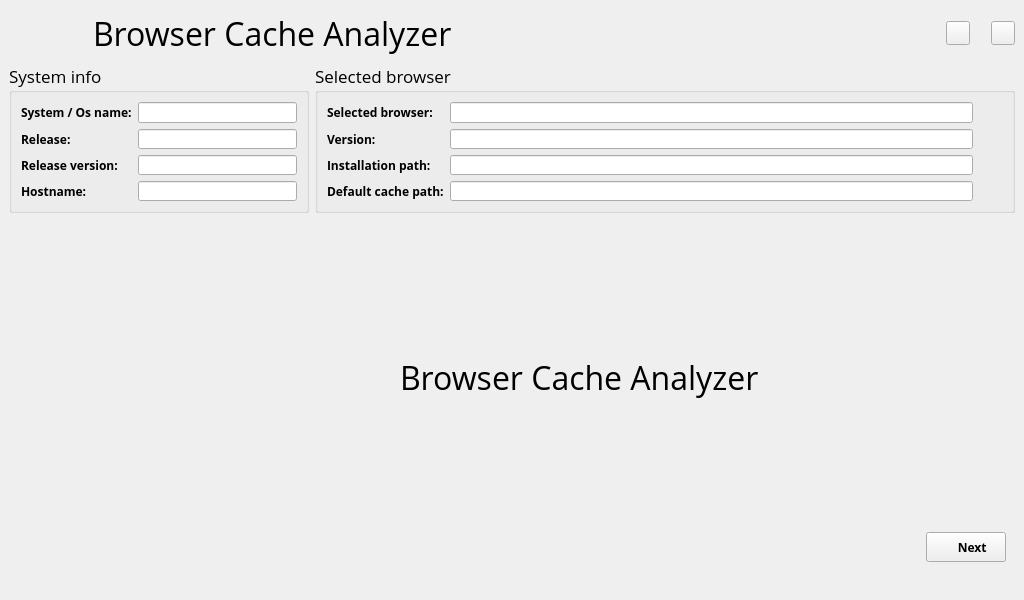
Before: the Qt Designer form gui/browser_cache_analyzer_gui.ui in gabrieledenardis/BrowserCacheAnalyzere_old, drawn with Qt 5.
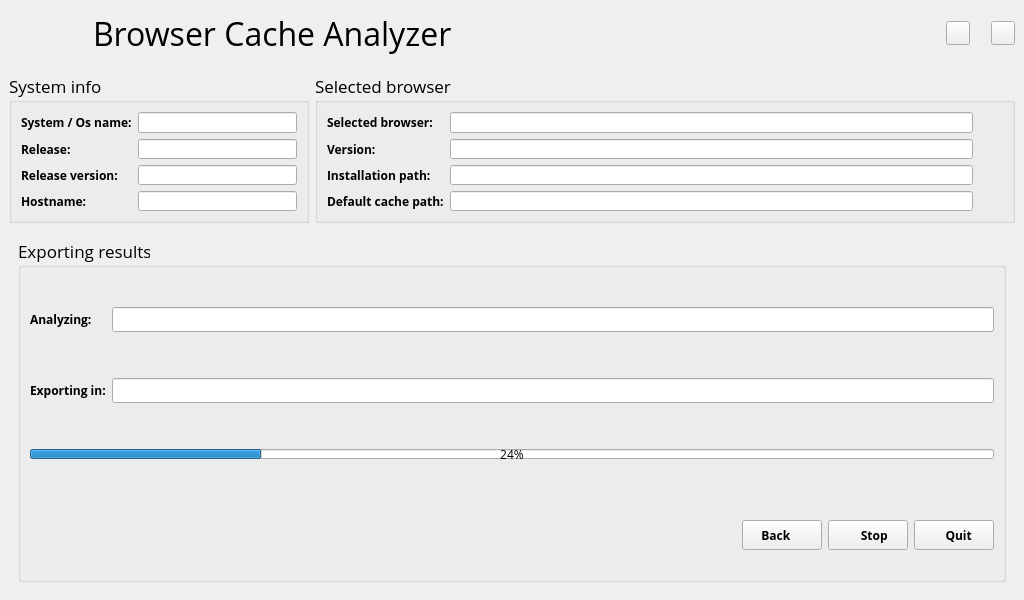
After: the same form once the commit is applied. Icons and pictures are not drawn.

The edit to the form file:
```diff
--- a/gui/browser_cache_analyzer_gui.ui
+++ b/gui/browser_cache_analyzer_gui.ui
@@ -33,7 +33,7 @@
   </property>
   <widget class="QWidget" name="centralwidget">
    <layout class="QGridLayout" name="gridLayout_2">
-    <item row="1" column="1">
+    <item row="2" column="1">
      <widget class="QGroupBox" name="groupBox_selected_browser_info">
       <property name="sizePolicy">
        <sizepolicy hsizetype="Fixed" vsizetype="Fixed">
@@ -230,7 +230,7 @@
       </layout>
      </widget>
     </item>
-    <item row="1" column="0">
+    <item row="2" column="0">
      <widget class="QGroupBox" name="groupBox_system_info">
       <property name="sizePolicy">
        <sizepolicy hsizetype="Fixed" vsizetype="Fixed">
@@ -555,10 +555,10 @@
       </item>
      </layout>
     </item>
-    <item row="2" column="0" colspan="2">
+    <item row="3" column="0" colspan="2">
      <widget class="QStackedWidget" name="stackedWidget">
       <property name="currentIndex">
-       <number>0</number>
+       <number>4</number>
       </property>
       <widget class="QWidget" name="page">
        <layout class="QGridLayout" name="gridLayout_5">
@@ -2026,8 +2026,364 @@
         </item>
        </layout>
       </widget>
+      <widget class="QWidget" name="page_5">
+       <layout class="QGridLayout" name="gridLayout_26">
+        <item row="0" column="0">
+         <widget class="QGroupBox" name="groupBox_exporting_screen">
+          <property name="font">
+           <font>
+            <family>Open Sans</family>
+            <pointsize>13</pointsize>
+           </font>
+          </property>
+          <property name="title">
+           <string>Exporting results</string>
+          </property>
+          <layout class="QGridLayout" name="gridLayout_29">
+           <item row="1" column="0">
+            <layout class="QGridLayout" name="gridLayout_27">
+             <item row="0" column="1">
+              <widget class="QLineEdit" name="line_input_path_exporting">
+               <property name="font">
+                <font>
+                 <pointsize>9</pointsize>
+                 <weight>50</weight>
+                 <bold>false</bold>
+                </font>
+               </property>
+               <property name="styleSheet">
+                <string notr="true"/>
+               </property>
+              </widget>
+             </item>
+             <item row="2" column="1">
+              <widget class="QLineEdit" name="line_output_path_exporting">
+               <property name="font">
+                <font>
+                 <pointsize>9</pointsize>
+                 <weight>50</weight>
+                 <bold>false</bold>
+                </font>
+               </property>
+               <property name="styleSheet">
+                <string notr="true"/>
+               </property>
+              </widget>
+             </item>
+             <item row="4" column="0" colspan="2">
+              <widget class="QProgressBar" name="progressBar_exporting">
+               <property name="minimumSize">
+                <size>
+                 <width>0</width>
+                 <height>10</height>
+                </size>
+               </property>
+               <property name="maximumSize">
+                <size>
+                 <width>16777215</width>
+                 <height>10</height>
+                </size>
+               </property>
+               <property name="font">
+                <font>
+                 <pointsize>9</pointsize>
+                 <weight>50</weight>
+                 <bold>false</bold>
+                </font>
+               </property>
+               <property name="value">
+                <number>24</number>
+               </property>
+              </widget>
+             </item>
+             <item row="0" column="0">
+              <widget class="QLabel" name="label_24">
+               <property name="font">
+                <font>
+                 <pointsize>9</pointsize>
+                 <weight>75</weight>
+                 <bold>true</bold>
+                </font>
+               </property>
+               <property name="text">
+                <string>Analyzing:</string>
+               </property>
+              </widget>
+             </item>
+             <item row="2" column="0">
+              <widget class="QLabel" name="label_25">
+               <property name="font">
+                <font>
+                 <pointsize>9</pointsize>
+                 <weight>75</weight>
+                 <bold>true</bold>
+                </font>
+               </property>
+               <property name="text">
+                <string>Exporting in:</string>
+               </property>
+              </widget>
+             </item>
+             <item row="1" column="0" colspan="2">
+              <spacer name="verticalSpacer_9">
+               <property name="orientation">
+                <enum>Qt::Vertical</enum>
+               </property>
+               <property name="sizeType">
+                <enum>QSizePolicy::Fixed</enum>
+               </property>
+               <property name="sizeHint" stdset="0">
+                <size>
+                 <width>20</width>
+                 <height>40</height>
+                </size>
+               </property>
+              </spacer>
+             </item>
+             <item row="3" column="0" colspan="2">
+              <spacer name="verticalSpacer_11">
+               <property name="orientation">
+                <enum>Qt::Vertical</enum>
+               </property>
+               <property name="sizeType">
+                <enum>QSizePolicy::Fixed</enum>
+               </property>
+               <property name="sizeHint" stdset="0">
+                <size>
+                 <width>20</width>
+                 <height>40</height>
+                </size>
+               </property>
+              </spacer>
+             </item>
+            </layout>
+           </item>
+           <item row="4" column="0">
+            <spacer name="verticalSpacer_8">
+             <property name="orientation">
+              <enum>Qt::Vertical</enum>
+             </property>
+             <property name="sizeType">
+              <enum>QSizePolicy::Fixed</enum>
+             </property>
+             <property name="sizeHint" stdset="0">
+              <size>
+               <width>20</width>
+               <height>20</height>
+              </size>
+             </property>
+            </spacer>
+           </item>
+           <item row="2" column="0">
+            <spacer name="verticalSpacer_12">
+             <property name="orientation">
+              <enum>Qt::Vertical</enum>
+             </property>
+             <property name="sizeHint" stdset="0">
+              <size>
+               <width>20</width>
+               <height>40</height>
+              </size>
+             </property>
+            </spacer>
+           </item>
+           <item row="3" column="0">
+            <layout class="QGridLayout" name="gridLayout_28">
+             <item row="0" column="0">
+              <spacer name="horizontalSpacer_14">
+               <property name="orientation">
+                <enum>Qt::Horizontal</enum>
+               </property>
+               <property name="sizeHint" stdset="0">
+                <size>
+                 <width>40</width>
+                 <height>20</height>
+                </size>
+               </property>
+              </spacer>
+             </item>
+             <item row="0" column="1">
+              <widget class="QPushButton" name="button_back_export_screen">
+               <property name="sizePolicy">
+                <sizepolicy hsizetype="Fixed" vsizetype="Fixed">
+                 <horstretch>0</horstretch>
+                 <verstretch>0</verstretch>
+                </sizepolicy>
+               </property>
+               <property name="minimumSize">
+                <size>
+                 <width>80</width>
+                 <height>30</height>
+                </size>
+               </property>
+               <property name="maximumSize">
+                <size>
+                 <width>80</width>
+                 <height>30</height>
+                </size>
+               </property>
+               <property name="font">
+                <font>
+                 <family>Open Sans</family>
+                 <pointsize>9</pointsize>
+                 <weight>75</weight>
+                 <bold>true</bold>
+                 <kerning>true</kerning>
+                </font>
+               </property>
+               <property name="styleSheet">
+                <string notr="true"/>
+               </property>
+               <property name="text">
+                <string>Back    </string>
+               </property>
+               <property name="icon">
+                <iconset resource="icons.qrc">
+                 <normaloff>:/icons/arrow_left.png</normaloff>:/icons/arrow_left.png</iconset>
+               </property>
+               <property name="iconSize">
+                <size>
+                 <width>24</width>
+                 <height>24</height>
+                </size>
+               </property>
+              </widget>
+             </item>
+             <item row="0" column="2">
+              <widget class="QPushButton" name="button_stop_export_screen">
+               <property name="sizePolicy">
+                <sizepolicy hsizetype="Fixed" vsizetype="Fixed">
+                 <horstretch>0</horstretch>
+                 <verstretch>0</verstretch>
+                </sizepolicy>
+               </property>
+               <property name="minimumSize">
+                <size>
+                 <width>80</width>
+                 <height>30</height>
+                </size>
+               </property>
+               <property name="maximumSize">
+                <size>
+                 <width>80</width>
+                 <height>30</height>
+                </size>
+               </property>
+               <property name="font">
+                <font>
+                 <family>Open Sans</family>
+                 <pointsize>9</pointsize>
+                 <weight>75</weight>
+                 <bold>true</bold>
+                 <kerning>true</kerning>
+                </font>
+               </property>
+               <property name="layoutDirection">
+                <enum>Qt::RightToLeft</enum>
+               </property>
+               <property name="text">
+                <string>    Stop</string>
+               </property>
+               <property name="icon">
+                <iconset resource="icons.qrc">
+                 <normaloff>:/icons/stop.png</normaloff>:/icons/stop.png</iconset>
+               </property>
+               <property name="iconSize">
+                <size>
+                 <width>18</width>
+                 <height>18</height>
+                </size>
+               </property>
+              </widget>
+             </item>
+             <item row="0" column="3">
+              <widget class="QPushButton" name="button_quit_exporting_screen">
+               <property name="sizePolicy">
+                <sizepolicy hsizetype="Fixed" vsizetype="Fixed">
+                 <horstretch>0</horstretch>
+                 <verstretch>0</verstretch>
+                </sizepolicy>
+               </property>
+               <property name="minimumSize">
+                <size>
+                 <width>80</width>
+                 <height>30</height>
+                </size>
+               </property>
+               <property name="maximumSize">
+                <size>
+                 <width>160</width>
+                 <height>30</height>
+                </size>
+               </property>
+               <property name="font">
+                <font>
+                 <family>Open Sans</family>
+                 <pointsize>9</pointsize>
+                 <weight>75</weight>
+                 <bold>true</bold>
+                 <kerning>true</kerning>
+                </font>
+               </property>
+               <property name="layoutDirection">
+                <enum>Qt::RightToLeft</enum>
+               </property>
+               <property name="text">
+                <string>    Quit </string>
+               </property>
+               <property name="icon">
+                <iconset resource="icons.qrc">
+                 <normaloff>:/icons/button_power.png</normaloff>:/icons/button_power.png</iconset>
+               </property>
+               <property name="iconSize">
+                <size>
+                 <width>24</width>
+                 <height>24</height>
+                </size>
+               </property>
+              </widget>
+             </item>
+            </layout>
+           </item>
+           <item row="0" column="0">
+            <spacer name="verticalSpacer_13">
+             <property name="orientation">
+              <enum>Qt::Vertical</enum>
+             </property>
+             <property name="sizeType">
+              <enum>QSizePolicy::Fixed</enum>
+             </property>
+             <property name="sizeHint" stdset="0">
+              <size>
+               <width>20</width>
+               <height>30</height>
+              </size>
+             </property>
+            </spacer>
+           </item>
+          </layout>
+         </widget>
+        </item>
+       </layout>
+      </widget>
      </widget>
     </item>
+    <item row="1" column="0" colspan="2">
+     <spacer name="verticalSpacer_10">
+      <property name="orientation">
+       <enum>Qt::Vertical</enum>
+      </property>
+      <property name="sizeType">
+       <enum>QSizePolicy::Fixed</enum>
+      </property>
+      <property name="sizeHint" stdset="0">
+       <size>
+        <width>20</width>
+        <height>10</height>
+       </size>
+      </property>
+     </spacer>
+    </item>
    </layout>
   </widget>
  </widget>
```
Left out of the diff: 72 changed lines with no effect on the pictures.
